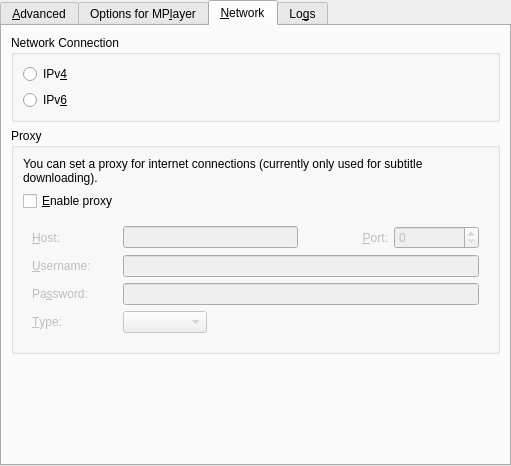
First picture: the form in src/prefadvanced.ui, repository wilbert2000/wzplayer, before the edit.
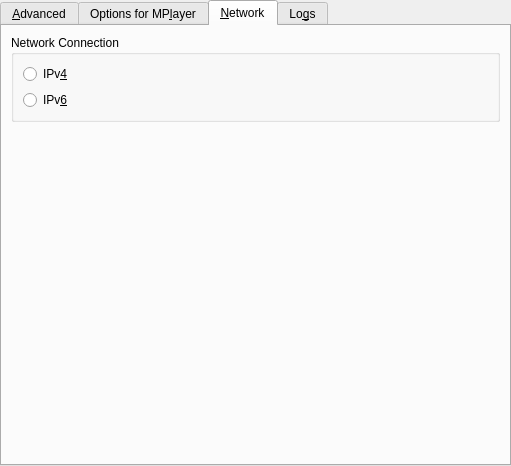
Second picture: the form after the edit. The open tabs and pages were chosen to show the change. Custom widgets are drawn as their Qt base class.

Commit message: Deleted the proxy code in smplayer main code.

```diff
--- a/src/prefadvanced.ui
+++ b/src/prefadvanced.ui
@@ -564,130 +564,6 @@
          </layout>
         </widget>
        </item>
-       <item>
-        <widget class="QGroupBox" name="groupBox" >
-         <property name="title" >
-          <string>Proxy</string>
-         </property>
-         <layout class="QVBoxLayout" >
-          <item>
-           <widget class="QLabel" name="label" >
-            <property name="text" >
-             <string>You can set a proxy for internet connections (currently only used for subtitle downloading).</string>
-            </property>
-            <property name="wordWrap" >
-             <bool>true</bool>
-            </property>
-           </widget>
-          </item>
-          <item>
-           <widget class="QCheckBox" name="use_proxy_check" >
-            <property name="text" >
-             <string>&amp;Enable proxy</string>
-            </property>
-           </widget>
-          </item>
-          <item>
-           <widget class="QWidget" native="1" name="proxy_container" >
-            <property name="enabled" >
-             <bool>false</bool>
-            </property>
-            <layout class="QGridLayout" >
-             <item row="0" column="0" >
-              <widget class="QLabel" name="label_2" >
-               <property name="text" >
-                <string>&amp;Host:</string>
-               </property>
-               <property name="buddy" >
-                <cstring>proxy_hostname_edit</cstring>
-               </property>
-              </widget>
-             </item>
-             <item row="0" column="1" colspan="2" >
-              <widget class="QLineEdit" name="proxy_hostname_edit" />
-             </item>
-             <item row="0" column="3" >
-              <widget class="QLabel" name="label_3" >
-               <property name="text" >
-                <string>&amp;Port:</string>
-               </property>
-               <property name="alignment" >
-                <set>Qt::AlignRight|Qt::AlignTrailing|Qt::AlignVCenter</set>
-               </property>
-               <property name="buddy" >
-                <cstring>proxy_port_spin</cstring>
-               </property>
-              </widget>
-             </item>
-             <item row="0" column="4" >
-              <widget class="QSpinBox" name="proxy_port_spin" >
-               <property name="maximum" >
-                <number>65535</number>
-               </property>
-              </widget>
-             </item>
-             <item row="1" column="0" >
-              <widget class="QLabel" name="label_4" >
-               <property name="text" >
-                <string>&amp;Username:</string>
-               </property>
-               <property name="buddy" >
-                <cstring>proxy_username_edit</cstring>
-               </property>
-              </widget>
-             </item>
-             <item row="1" column="1" colspan="4" >
-              <widget class="QLineEdit" name="proxy_username_edit" />
-             </item>
-             <item row="2" column="0" >
-              <widget class="QLabel" name="label_5" >
-               <property name="text" >
-                <string>Pa&amp;ssword:</string>
-               </property>
-               <property name="buddy" >
-                <cstring>proxy_password_edit</cstring>
-               </property>
-              </widget>
-             </item>
-             <item row="2" column="1" colspan="4" >
-              <widget class="QLineEdit" name="proxy_password_edit" >
-               <property name="echoMode" >
-                <enum>QLineEdit::Password</enum>
-               </property>
-              </widget>
-             </item>
-             <item row="3" column="0" >
-              <widget class="QLabel" name="label_6" >
-               <property name="text" >
-                <string>&amp;Type:</string>
-               </property>
-               <property name="buddy" >
-                <cstring>proxy_type_combo</cstring>
-               </property>
-              </widget>
-             </item>
-             <item row="3" column="1" >
-              <widget class="QComboBox" name="proxy_type_combo" />
-             </item>
-             <item row="3" column="2" colspan="3" >
-              <spacer>
-               <property name="orientation" >
-                <enum>Qt::Horizontal</enum>
-               </property>
-               <property name="sizeHint" >
-                <size>
-                 <width>261</width>
-                 <height>20</height>
-                </size>
-               </property>
-              </spacer>
-             </item>
-            </layout>
-           </widget>
-          </item>
-         </layout>
-        </widget>
-       </item>
        <item>
         <spacer>
          <property name="orientation" >
```
Left out of the diff: 22 changed lines with no effect on the pictures. The commit also changes 8 other files.
